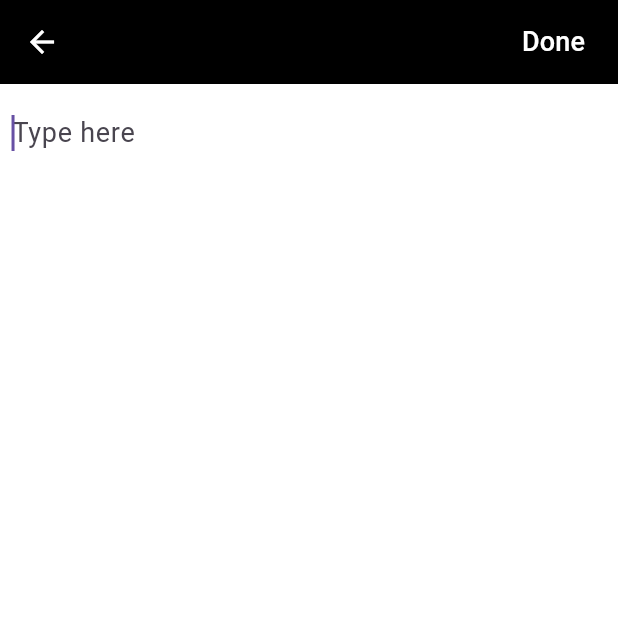
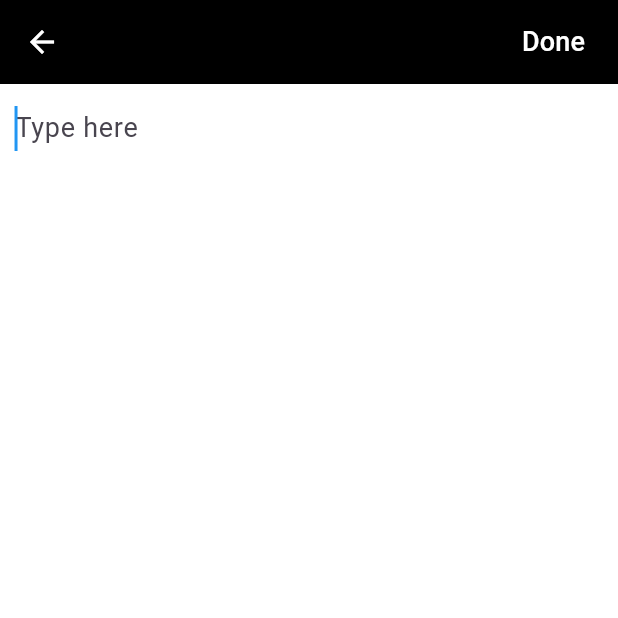
Before and after one commit to abdymazhittoretay/notes_app, a Flutter app: the screen it shows after launch, after a tap on the "add" icon, on a phone screen of 412 x 824 dp, the top half of it. Run offline on Flutter 3.47's test engine with Material 3 defaults, Android fonts, the phone set to English and light mode, and no system bars.

Commit message:
changed color of cursorColor, selectionColor etc.

```diff
--- a/lib/main.dart
+++ b/lib/main.dart
@@ -12,6 +12,13 @@ class MyApp extends StatelessWidget {
   Widget build(BuildContext context) {
     return MaterialApp(
       debugShowCheckedModeBanner: false,
+      theme: ThemeData(
+        textSelectionTheme: TextSelectionThemeData(
+          cursorColor: Colors.blue,
+          selectionColor: Colors.blue[100],
+          selectionHandleColor: Colors.blue,
+        ),
+      ),
       home: HomePage(),
     );
   }
--- a/lib/pages/note_page.dart
+++ b/lib/pages/note_page.dart
@@ -31,13 +31,14 @@ class NotePage extends StatelessWidget {
         ],
       ),
       body: Padding(
-        padding: const EdgeInsets.all(8.0),
+        padding: const EdgeInsets.symmetric(horizontal: 10.0, vertical: 5.0),
         child: SizedBox(
           height: MediaQuery.sizeOf(context).height,
           child: TextField(
             focusNode: _focusNode,
             controller: controller,
             autofocus: true,
+            cursorHeight: 30.0,
             decoration: InputDecoration(
                 border: InputBorder.none,
                 hintText: "Type here",
```
